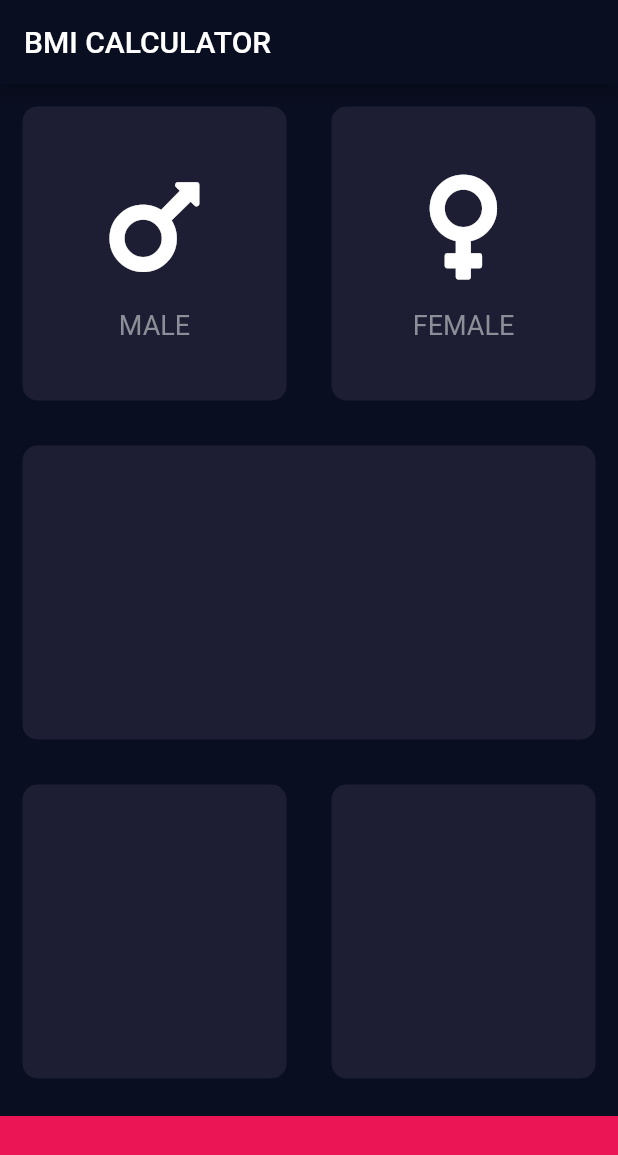
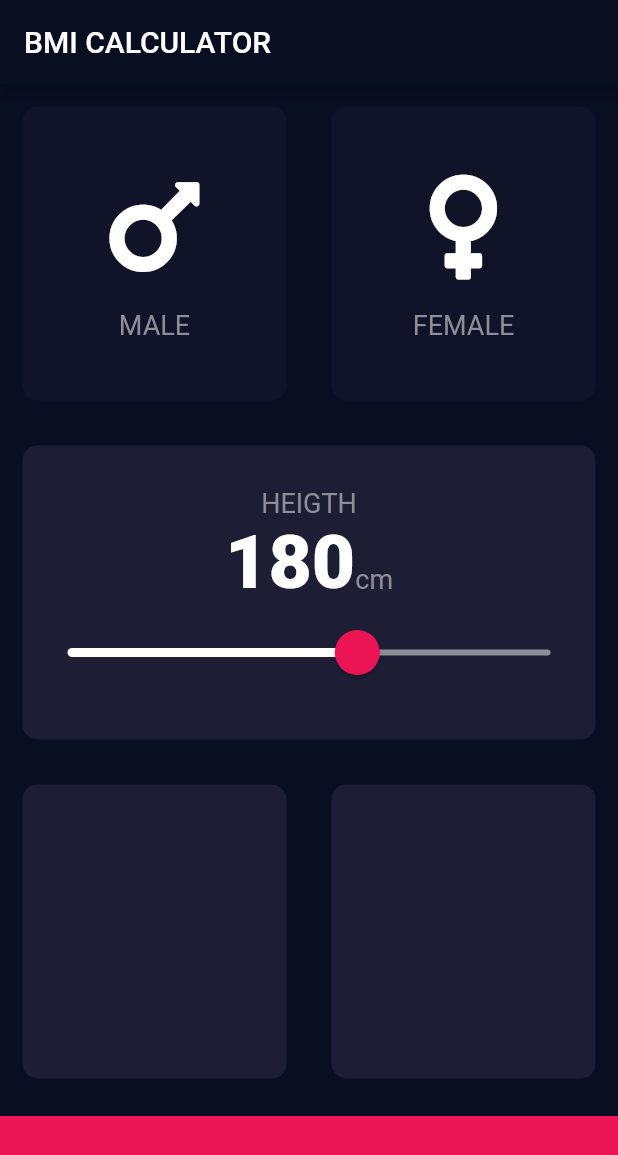
Before and after one commit to antonidas93/bmi, a Flutter app: the screen it shows after launch, on a phone screen of 412 x 824 dp. Shown: the top 1155 px of the screen. Run offline on Flutter 3.47's test engine with Material 2 defaults, Android fonts, the phone set to English and light mode, and no system bars; our stand-ins replace font_awesome_flutter.

Commit message:
add constants, add slider

```diff
--- /dev/null
+++ b/lib/constants.dart
@@ -0,0 +1,13 @@
+import 'package:flutter/material.dart';
+
+const double kBottomContainerHeight = 80.0;
+const kActiveCardColor = Color(0xFF1D1E33);
+const kInactiveCardColor = Color(0xFF111328);
+const kBottomContainerColor = Color(0xFFEB1555);
+
+const kLabelTextStyle = TextStyle(
+  fontSize: 18.0,
+  color: Color(0xFF8D8E98),
+);
+
+const kNumberTestStyle = TextStyle(fontSize: 50.0, fontWeight: FontWeight.w900);
--- a/lib/icon_content.dart
+++ b/lib/icon_content.dart
@@ -1,9 +1,5 @@
 import 'package:flutter/material.dart';
-
-const labelTextStyle = TextStyle(
-  fontSize: 18.0,
-  color: Color(0xFF8D8E98),
-);
+import 'constants.dart';
 
 class IconContent extends StatelessWidget {
   final IconData icon;
@@ -25,7 +21,7 @@ class IconContent extends StatelessWidget {
         ),
         Text(
           label,
-          style: labelTextStyle,
+          style: kLabelTextStyle,
         )
       ],
     );
--- a/lib/input_page.dart
+++ b/lib/input_page.dart
@@ -1,12 +1,12 @@
+import 'package:flutter/cupertino.dart';
 import 'package:flutter/material.dart';
 import 'package:font_awesome_flutter/font_awesome_flutter.dart';
 
 import 'icon_content.dart';
 import 'reusable_card.dart';
+import 'constants.dart';
 
-const double bottomContainerHeight = 80.0;
-const activeCardColor = Color(0xFF1D1E33);
-const bottomContainerColor = Color(0xFFEB1555);
+enum Gender { male, female }
 
 class InputPage extends StatefulWidget {
   @override
@@ -14,6 +14,9 @@ class InputPage extends StatefulWidget {
 }
 
 class _InputPageState extends State<InputPage> {
+  Gender selectedGender;
+  int height = 180;
+
   @override
   Widget build(BuildContext context) {
     return Scaffold(
@@ -21,22 +24,37 @@ class _InputPageState extends State<InputPage> {
         title: Text('BMI CALCULATOR'),
       ),
       body: Column(
+        crossAxisAlignment: CrossAxisAlignment.stretch,
         children: <Widget>[
           Expanded(
             child: Row(
               children: <Widget>[
                 Expanded(
                   child: ReusableCard(
-                    decorationColor: activeCardColor,
+                    decorationColor: selectedGender == Gender.male
+                        ? kActiveCardColor
+                        : kInactiveCardColor,
                     cardChild:
                         IconContent(icon: FontAwesomeIcons.mars, label: 'MALE'),
+                    onPress: () {
+                      setState(() {
+                        selectedGender = Gender.male;
+                      });
+                    },
                   ),
                 ),
                 Expanded(
                   child: ReusableCard(
-                    decorationColor: activeCardColor,
+                    decorationColor: selectedGender == Gender.female
+                        ? kActiveCardColor
+                        : kInactiveCardColor,
                     cardChild: IconContent(
                         icon: FontAwesomeIcons.venus, label: 'FEMALE'),
+                    onPress: () {
+                      setState(() {
+                        selectedGender = Gender.female;
+                      });
+                    },
                   ),
                 ),
               ],
@@ -44,7 +62,41 @@ class _InputPageState extends State<InputPage> {
           ),
           Expanded(
             child: ReusableCard(
-              decorationColor: activeCardColor,
+              decorationColor: kActiveCardColor,
+              cardChild: Column(
+                mainAxisAlignment: MainAxisAlignment.center,
+                children: <Widget>[
+                  Text(
+                    'HEIGTH',
+                    style: kLabelTextStyle,
+                  ),
+                  Row(
+                    mainAxisAlignment: MainAxisAlignment.center,
+                    crossAxisAlignment: CrossAxisAlignment.baseline,
+                    textBaseline: TextBaseline.alphabetic,
+                    children: <Widget>[
+                      Text(
+                        height.toString(),
+                        style: kNumberTestStyle,
+                      ),
+                      Text(
+                        'cm',
+                        style: kLabelTextStyle,
+                      )
+                    ],
+                  ),
+                  Slider(
+                    value: height.toDouble(),
+                    min: 120.0,
+                    max: 220.0,
+                    onChanged: (double newValue) {
+                      setState(() {
+                        height = newValue.round();
+                      });
+                    },
+                  ),
+                ],
+              ),
             ),
           ),
           Expanded(
@@ -52,22 +104,22 @@ class _InputPageState extends State<InputPage> {
               children: <Widget>[
                 Expanded(
                   child: ReusableCard(
-                    decorationColor: activeCardColor,
+                    decorationColor: kActiveCardColor,
                   ),
                 ),
                 Expanded(
                   child: ReusableCard(
-                    decorationColor: activeCardColor,
+                    decorationColor: kActiveCardColor,
                   ),
                 ),
               ],
             ),
           ),
           Container(
-            color: bottomContainerColor,
+            color: kBottomContainerColor,
             margin: EdgeInsets.only(top: 10.0),
             width: double.infinity,
-            height: bottomContainerHeight,
+            height: kBottomContainerHeight,
           )
         ],
       ),
--- a/lib/main.dart
+++ b/lib/main.dart
@@ -9,6 +9,14 @@ class BMICalculator extends StatelessWidget {
   Widget build(BuildContext context) {
     return MaterialApp(
       theme: ThemeData.dark().copyWith(
+        sliderTheme: SliderTheme.of(context).copyWith(
+          activeTrackColor: Colors.white,
+          inactiveTrackColor: Color(0xFF8D8E98),
+          thumbColor: Color(0xFFEB1555),
+          thumbShape: RoundSliderThumbShape(enabledThumbRadius: 15.0),
+          overlayShape: RoundSliderOverlayShape(overlayRadius: 30.0),
+          overlayColor: Color(0x29EB1555),
+        ),
         primaryColor: Color(0xFF0A0E21),
         scaffoldBackgroundColor: Color(0xFF0A0E21),
       ),
--- a/lib/reusable_card.dart
+++ b/lib/reusable_card.dart
@@ -3,16 +3,20 @@ import 'package:flutter/material.dart';
 class ReusableCard extends StatelessWidget {
   final Color decorationColor;
   final Widget cardChild;
+  final Function onPress;
 
-  ReusableCard({@required this.decorationColor, this.cardChild});
+  ReusableCard({@required this.decorationColor, this.cardChild, this.onPress});
 
   Widget build(BuildContext context) {
-    return Container(
-      child: cardChild,
-      margin: EdgeInsets.all(15.0),
-      decoration: BoxDecoration(
-        color: decorationColor,
-        borderRadius: BorderRadius.circular(10.0),
+    return GestureDetector(
+      onTap: onPress,
+      child: Container(
+        child: cardChild,
+        margin: EdgeInsets.all(15.0),
+        decoration: BoxDecoration(
+          color: decorationColor,
+          borderRadius: BorderRadius.circular(10.0),
+        ),
       ),
     );
   }
```
